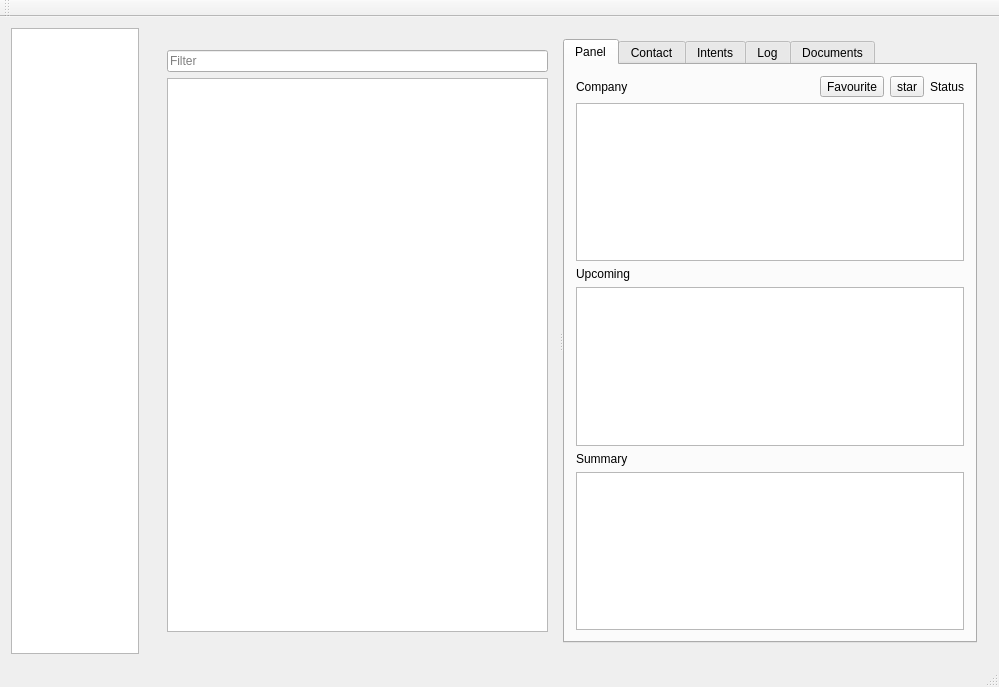
Before: the Qt Designer form ui/mainwindow.ui in jgaa/f-crm, drawn with Qt 5.
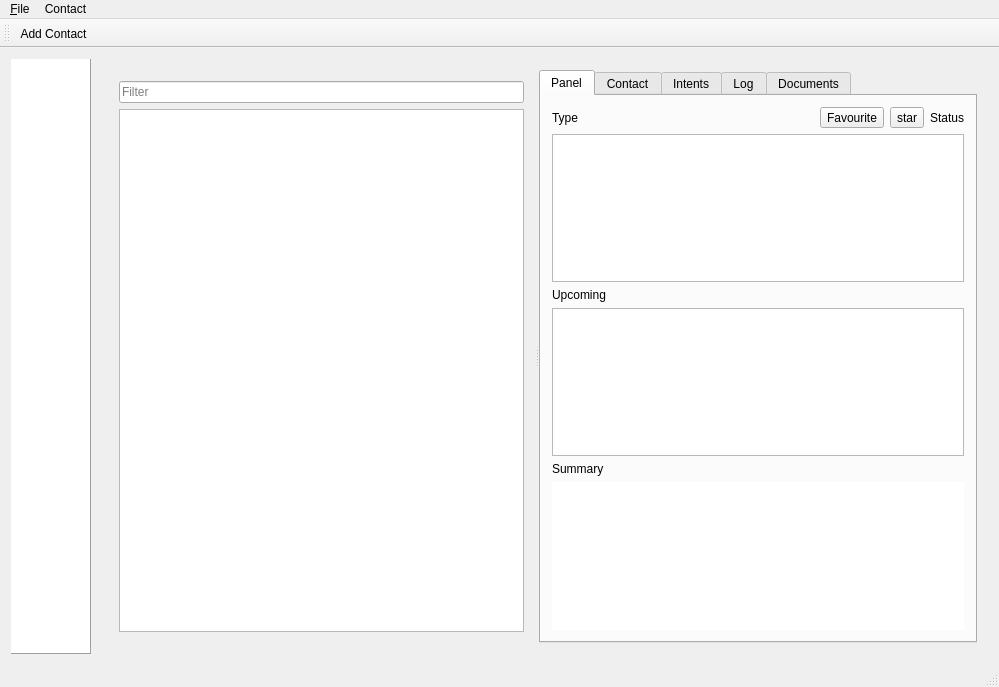
After: the same form once the commit is applied. Icons and pictures are not drawn.

```diff
--- a/ui/mainwindow.ui
+++ b/ui/mainwindow.ui
@@ -16,25 +16,92 @@
   <widget class="QWidget" name="centralWidget">
    <layout class="QHBoxLayout" name="horizontalLayout_6">
     <item>
-     <widget class="QListWidget" name="listWidget">
+     <widget class="QListWidget" name="appModeList">
+      <property name="minimumSize">
+       <size>
+        <width>80</width>
+        <height>0</height>
+       </size>
+      </property>
       <property name="maximumSize">
        <size>
-        <width>128</width>
+        <width>80</width>
         <height>16777215</height>
        </size>
       </property>
+      <property name="font">
+       <font>
+        <pointsize>7</pointsize>
+        <weight>75</weight>
+        <bold>true</bold>
+       </font>
+      </property>
+      <property name="focusPolicy">
+       <enum>Qt::ClickFocus</enum>
+      </property>
+      <property name="autoFillBackground">
+       <bool>false</bool>
+      </property>
+      <property name="styleSheet">
+       <string notr="true"/>
+      </property>
+      <property name="frameShape">
+       <enum>QFrame::Panel</enum>
+      </property>
+      <property name="frameShadow">
+       <enum>QFrame::Raised</enum>
+      </property>
+      <property name="showDropIndicator" stdset="0">
+       <bool>false</bool>
+      </property>
+      <property name="dragDropMode">
+       <enum>QAbstractItemView::NoDragDrop</enum>
+      </property>
+      <property name="defaultDropAction">
+       <enum>Qt::IgnoreAction</enum>
+      </property>
+      <property name="alternatingRowColors">
+       <bool>false</bool>
+      </property>
       <property name="selectionMode">
        <enum>QAbstractItemView::SingleSelection</enum>
       </property>
       <property name="iconSize">
        <size>
-        <width>128</width>
-        <height>128</height>
+        <width>48</width>
+        <height>48</height>
+       </size>
+      </property>
+      <property name="textElideMode">
+       <enum>Qt::ElideNone</enum>
+      </property>
+      <property name="movement">
+       <enum>QListView::Static</enum>
+      </property>
+      <property name="flow">
+       <enum>QListView::LeftToRight</enum>
+      </property>
+      <property name="resizeMode">
+       <enum>QListView::Adjust</enum>
+      </property>
+      <property name="gridSize">
+       <size>
+        <width>72</width>
+        <height>80</height>
        </size>
       </property>
       <property name="viewMode">
        <enum>QListView::IconMode</enum>
       </property>
+      <property name="uniformItemSizes">
+       <bool>true</bool>
+      </property>
+      <property name="selectionRectVisible">
+       <bool>true</bool>
+      </property>
+      <property name="currentRow">
+       <number>-1</number>
+      </property>
      </widget>
     </item>
     <item>
@@ -72,7 +139,15 @@
          </widget>
         </item>
         <item>
-         <widget class="QTextBrowser" name="textBrowser_2"/>
+         <widget class="QTextBrowser" name="textBrowser">
+          <property name="font">
+           <font>
+            <pointsize>7</pointsize>
+            <weight>75</weight>
+            <bold>true</bold>
+           </font>
+          </property>
+         </widget>
         </item>
        </layout>
       </widget>
@@ -93,7 +168,14 @@
              </widget>
             </item>
             <item>
-             <widget class="QListView" name="contactsList_2"/>
+             <widget class="QListView" name="contactsList">
+              <property name="spacing">
+               <number>2</number>
+              </property>
+              <property name="uniformItemSizes">
+               <bool>false</bool>
+              </property>
+             </widget>
             </item>
            </layout>
           </widget>
@@ -111,7 +193,7 @@
                <item>
                 <widget class="QLabel" name="contantTypeName_3">
                  <property name="text">
-                  <string>Company</string>
+                  <string>Type</string>
                  </property>
                 </widget>
                </item>
@@ -175,7 +257,14 @@
               </widget>
              </item>
              <item>
-              <widget class="QTextBrowser" name="textBrowser"/>
+              <widget class="QTextBrowser" name="contactSummary">
+               <property name="frameShape">
+                <enum>QFrame::NoFrame</enum>
+               </property>
+               <property name="frameShadow">
+                <enum>QFrame::Plain</enum>
+               </property>
+              </widget>
              </item>
             </layout>
            </widget>
@@ -416,6 +505,20 @@
      <height>19</height>
     </rect>
    </property>
+   <widget class="QMenu" name="menu_File">
+    <property name="title">
+     <string>&amp;File</string>
+    </property>
+    <addaction name="action_Quit"/>
+   </widget>
+   <widget class="QMenu" name="menuContact">
+    <property name="title">
+     <string>Contact</string>
+    </property>
+    <addaction name="actionAdd_Contact"/>
+   </widget>
+   <addaction name="menu_File"/>
+   <addaction name="menuContact"/>
   </widget>
   <widget class="QToolBar" name="mainToolBar">
    <attribute name="toolBarArea">
@@ -424,8 +527,29 @@
    <attribute name="toolBarBreak">
     <bool>false</bool>
    </attribute>
+   <addaction name="actionAdd_Contact"/>
   </widget>
   <widget class="QStatusBar" name="statusBar"/>
+  <action name="action_Quit">
+   <property name="text">
+    <string>&amp;Quit</string>
+   </property>
+  </action>
+  <action name="actionAdd_Contact">
+   <property name="icon">
+    <iconset resource="../resources.qrc">
+     <normaloff>:/res/icons/addcontact.svg</normaloff>:/res/icons/addcontact.svg</iconset>
+   </property>
+   <property name="text">
+    <string>Add Contact</string>
+   </property>
+   <property name="toolTip">
+    <string>Add a new contact</string>
+   </property>
+   <property name="shortcut">
+    <string>Ctrl+C</string>
+   </property>
+  </action>
  </widget>
  <layoutdefault spacing="6" margin="11"/>
  <resources/>
```
Left out of the diff: 59 changed lines with no effect on the pictures.
